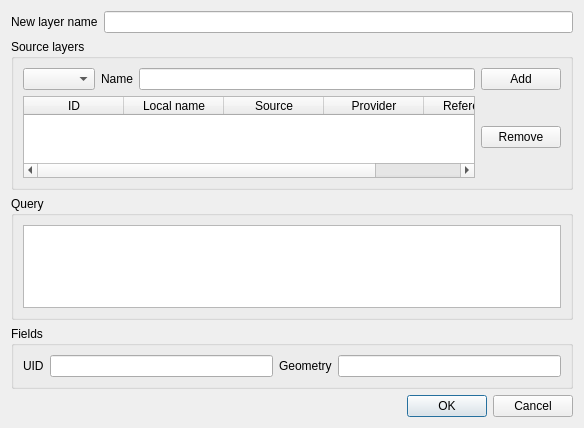
Qt form cpp/qgsvirtuallayersourceselectbase.ui (mhugo/qgis_vlayers) before a commit.
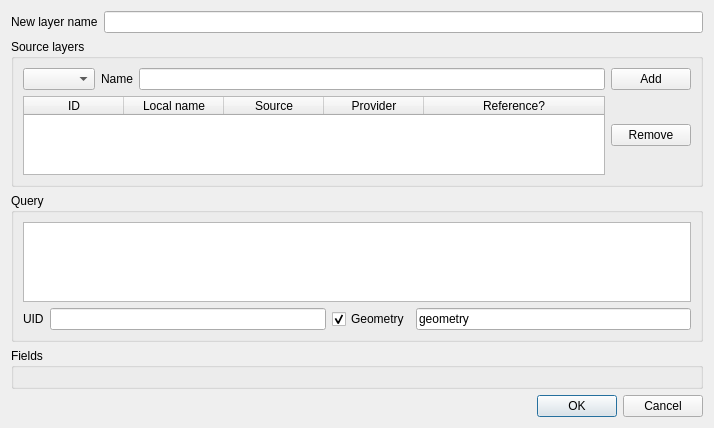
The same form after that commit.

Commit message: Add support for nogeometry

Patch:
```diff
--- a/cpp/qgsvirtuallayersourceselectbase.ui
+++ b/cpp/qgsvirtuallayersourceselectbase.ui
@@ -6,7 +6,7 @@
    <rect>
     <x>0</x>
     <y>0</y>
-    <width>584</width>
+    <width>714</width>
     <height>428</height>
    </rect>
   </property>
@@ -125,15 +125,6 @@
       <item>
        <widget class="QPlainTextEdit" name="mQueryEdit"/>
       </item>
-     </layout>
-    </widget>
-   </item>
-   <item>
-    <widget class="QGroupBox" name="groupBox_3">
-     <property name="title">
-      <string>Fields</string>
-     </property>
-     <layout class="QVBoxLayout" name="verticalLayout_3">
       <item>
        <layout class="QHBoxLayout" name="horizontalLayout_3">
         <item>
@@ -147,20 +138,35 @@
          <widget class="QLineEdit" name="mUidField"/>
         </item>
         <item>
-         <widget class="QLabel" name="label_3">
+         <widget class="QCheckBox" name="mHasGeometry">
           <property name="text">
            <string>Geometry</string>
           </property>
+          <property name="checked">
+           <bool>true</bool>
+          </property>
          </widget>
         </item>
         <item>
-         <widget class="QLineEdit" name="mGeometryField"/>
+         <widget class="QLineEdit" name="mGeometryField">
+          <property name="text">
+           <string>geometry</string>
+          </property>
+         </widget>
         </item>
        </layout>
       </item>
      </layout>
     </widget>
    </item>
+   <item>
+    <widget class="QGroupBox" name="groupBox_3">
+     <property name="title">
+      <string>Fields</string>
+     </property>
+     <layout class="QVBoxLayout" name="verticalLayout_3"/>
+    </widget>
+   </item>
    <item>
     <widget class="QDialogButtonBox" name="buttonBox">
      <property name="orientation">
```
Left out of the diff: 16 changed lines with no effect on the pictures. The commit also changes 1 other file.
